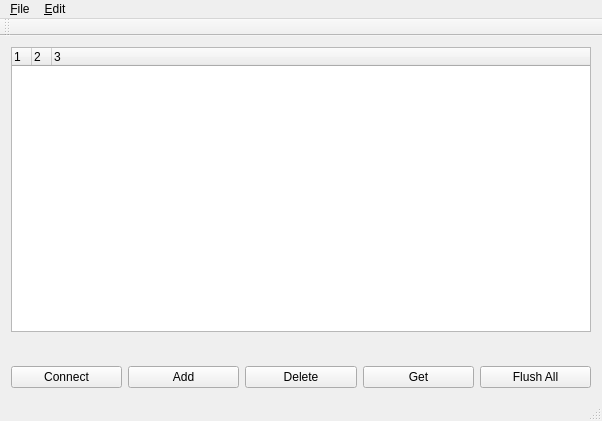
Above: mci.ui from spuriousdata/mcli before the change. Below: the same form after it.
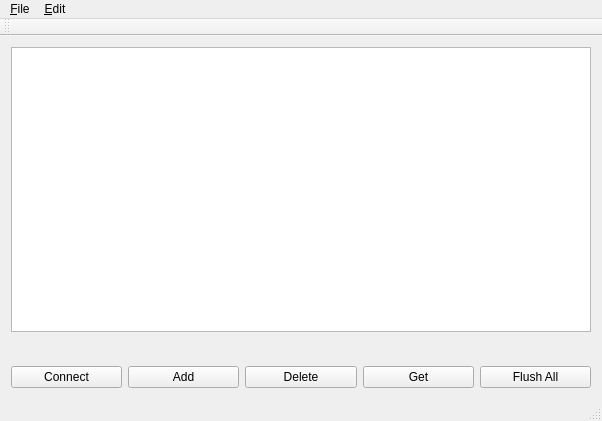
That is the form after the change.

Commit message: Refactored to use QAbstractItemModel and QTreeView -- works (sort of)

```diff
--- a/mci.ui
+++ b/mci.ui
@@ -28,7 +28,7 @@
         <property name="orientation">
          <enum>Qt::Horizontal</enum>
         </property>
-        <widget class="QTreeWidget" name="maintree">
+        <widget class="QTreeView" name="maintree">
          <property name="indentation">
           <number>20</number>
          </property>
@@ -41,42 +41,6 @@
          <property name="headerHidden">
           <bool>false</bool>
          </property>
-         <property name="columnCount">
-          <number>3</number>
-         </property>
-         <attribute name="headerDefaultSectionSize">
-          <number>20</number>
-         </attribute>
-         <attribute name="headerMinimumSectionSize">
-          <number>10</number>
-         </attribute>
-         <attribute name="headerShowSortIndicator" stdset="0">
-          <bool>false</bool>
-         </attribute>
-         <attribute name="headerDefaultSectionSize">
-          <number>20</number>
-         </attribute>
-         <attribute name="headerMinimumSectionSize">
-          <number>10</number>
-         </attribute>
-         <attribute name="headerShowSortIndicator" stdset="0">
-          <bool>false</bool>
-         </attribute>
-         <column>
-          <property name="text">
-           <string notr="true">1</string>
-          </property>
-         </column>
-         <column>
-          <property name="text">
-           <string notr="true">2</string>
-          </property>
-         </column>
-         <column>
-          <property name="text">
-           <string notr="true">3</string>
-          </property>
-         </column>
         </widget>
        </widget>
       </item>
```
The commit also changes 12 other files.
